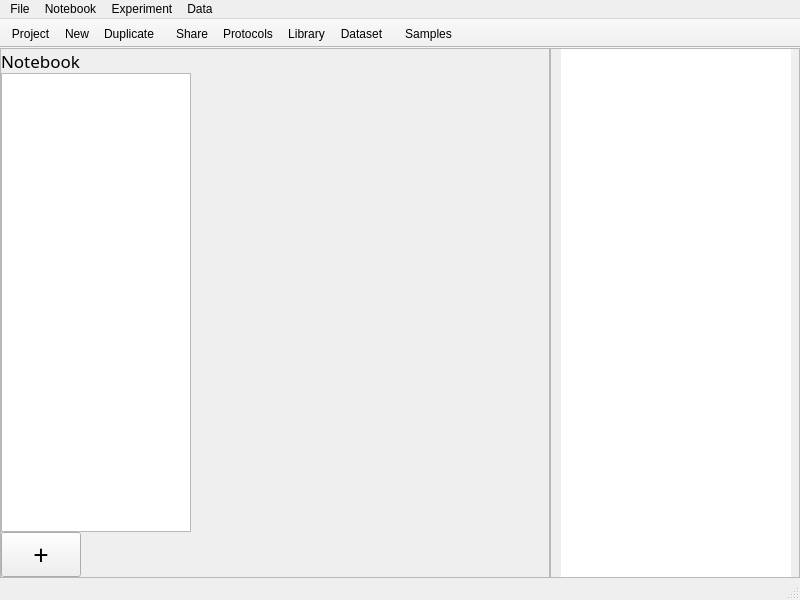
This is LabNote/ui/qt_ui/mainwindow.ui in drs/LabNote as Qt 5 draws it before an edit. The edited form follows.
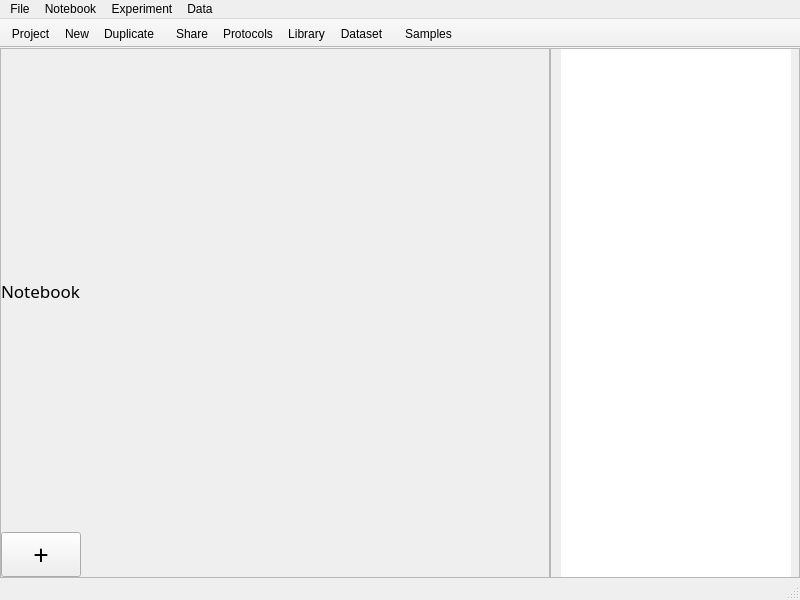
This is the edited form.

```diff
--- a/LabNote/ui/qt_ui/mainwindow.ui
+++ b/LabNote/ui/qt_ui/mainwindow.ui
@@ -89,25 +89,6 @@
          </property>
         </widget>
        </item>
-       <item>
-        <widget class="QListWidget" name="lst_notebook">
-         <property name="minimumSize">
-          <size>
-           <width>190</width>
-           <height>0</height>
-          </size>
-         </property>
-         <property name="maximumSize">
-          <size>
-           <width>190</width>
-           <height>16777215</height>
-          </size>
-         </property>
-         <property name="spacing">
-          <number>0</number>
-         </property>
-        </widget>
-       </item>
        <item>
         <layout class="QHBoxLayout" name="frame_layout">
          <property name="spacing">
```
